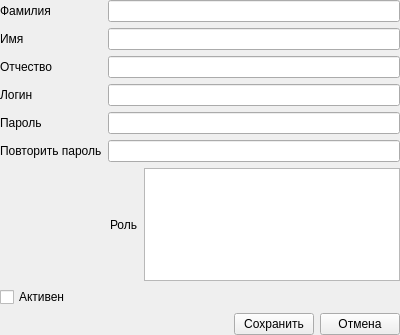
Above: src/core/corewidget/agentwidget.ui from Arox/makler before the change. Below: the same form after it.
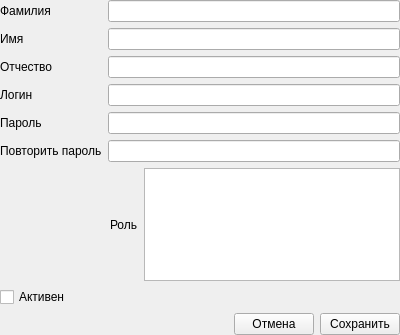
That is the form after the change.

```diff
--- a/src/core/corewidget/agentwidget.ui
+++ b/src/core/corewidget/agentwidget.ui
@@ -153,13 +153,6 @@
        </property>
       </spacer>
      </item>
-     <item>
-      <widget class="QPushButton" name="mpSave">
-       <property name="text">
-        <string>Сохранить</string>
-       </property>
-      </widget>
-     </item>
      <item>
       <widget class="QPushButton" name="mpBack">
        <property name="text">
@@ -167,6 +160,13 @@
        </property>
       </widget>
      </item>
+     <item>
+      <widget class="QPushButton" name="mpSave">
+       <property name="text">
+        <string>Сохранить</string>
+       </property>
+      </widget>
+     </item>
     </layout>
    </item>
   </layout>
```
Left out of the diff: 11 changed lines with no effect on the pictures.
